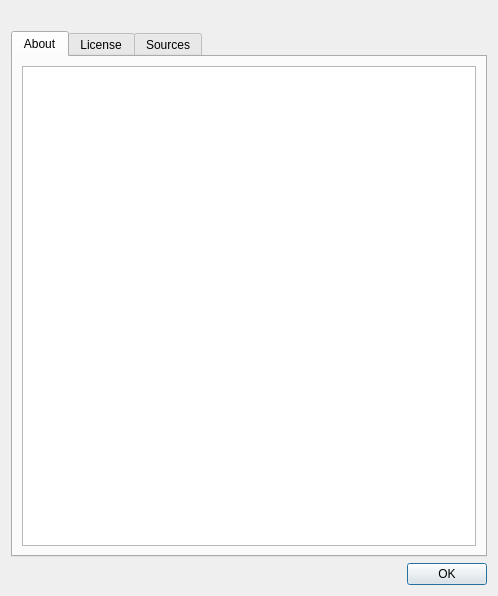
PavelMr/skytechx, file cabout.ui: the form before one commit.
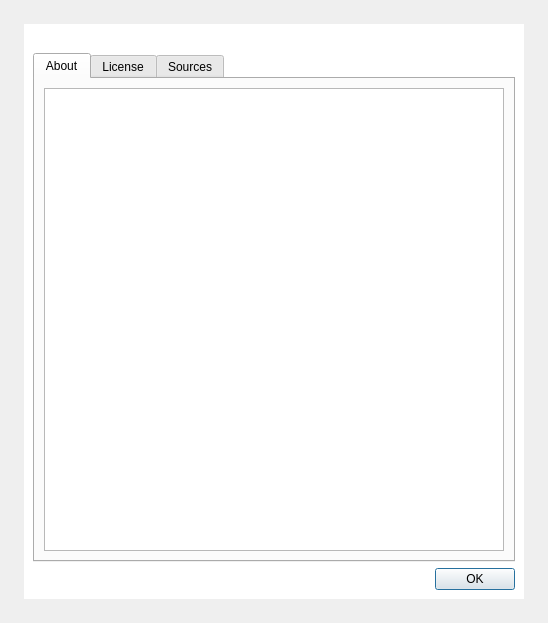
The form after the commit. Icons and pictures are not drawn.

```diff
--- a/cabout.ui
+++ b/cabout.ui
@@ -6,14 +6,36 @@
    <rect>
     <x>0</x>
     <y>0</y>
-    <width>498</width>
-    <height>596</height>
+    <width>548</width>
+    <height>623</height>
    </rect>
   </property>
   <property name="windowTitle">
    <string>About</string>
   </property>
   <layout class="QVBoxLayout" name="verticalLayout_2">
+   <property name="leftMargin">
+    <number>24</number>
+   </property>
+   <property name="topMargin">
+    <number>24</number>
+   </property>
+   <property name="rightMargin">
+    <number>24</number>
+   </property>
+   <property name="bottomMargin">
+    <number>24</number>
+   </property>
+   <item>
+    <widget class="QWidget" name="widget" native="true">
+     <property name="styleSheet">
+      <string notr="true">QWidget#widget {
+background-color: rgb(255, 255, 255);
+}</string>
+     </property>
+     <layout class="QVBoxLayout" name="verticalLayout_4">
+      <item>
+       <layout class="QVBoxLayout" name="verticalLayout_3">
    <item>
     <widget class="QLabel" name="label">
      <property name="text">
@@ -33,8 +55,8 @@
       <attribute name="title">
        <string>About</string>
       </attribute>
-      <layout class="QGridLayout" name="gridLayout">
-       <item row="0" column="0">
+           <layout class="QVBoxLayout" name="verticalLayout">
+            <item>
         <widget class="QTextBrowser" name="textBrowser_about">
          <property name="documentTitle">
           <string notr="true"/>
@@ -111,6 +133,11 @@
       </widget>
      </item>
     </layout>
+        </item>
+       </layout>
+      </item>
+     </layout>
+    </widget>
    </item>
   </layout>
  </widget>
```
Lines whose indentation alone changed are shown as unchanged.
